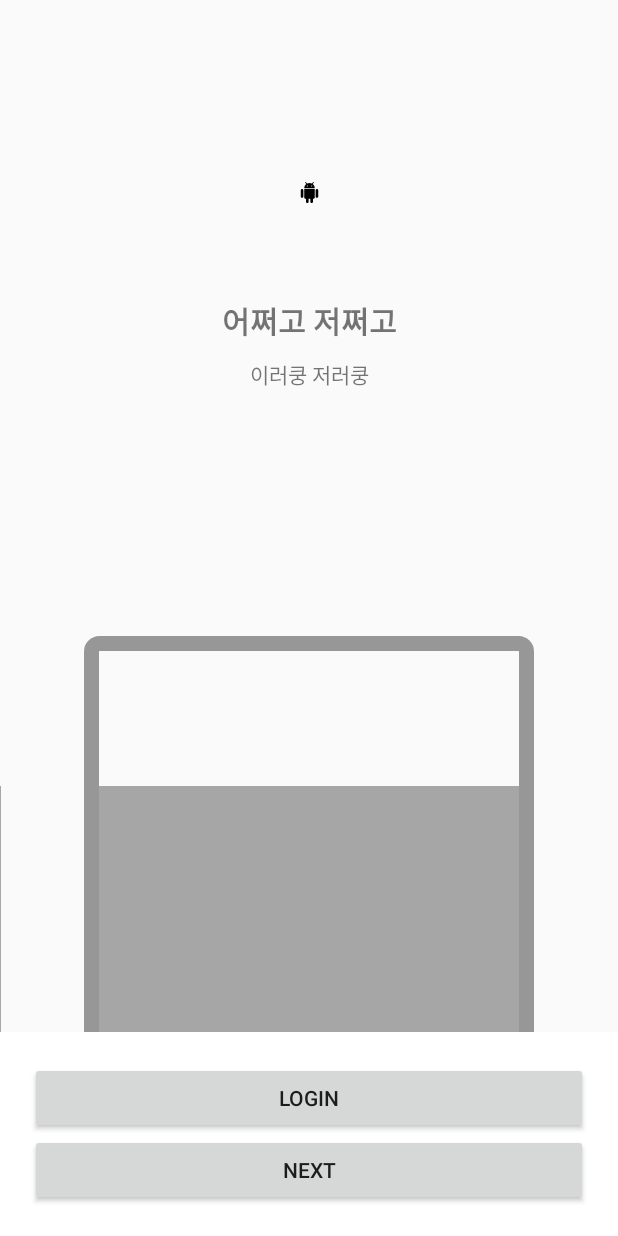
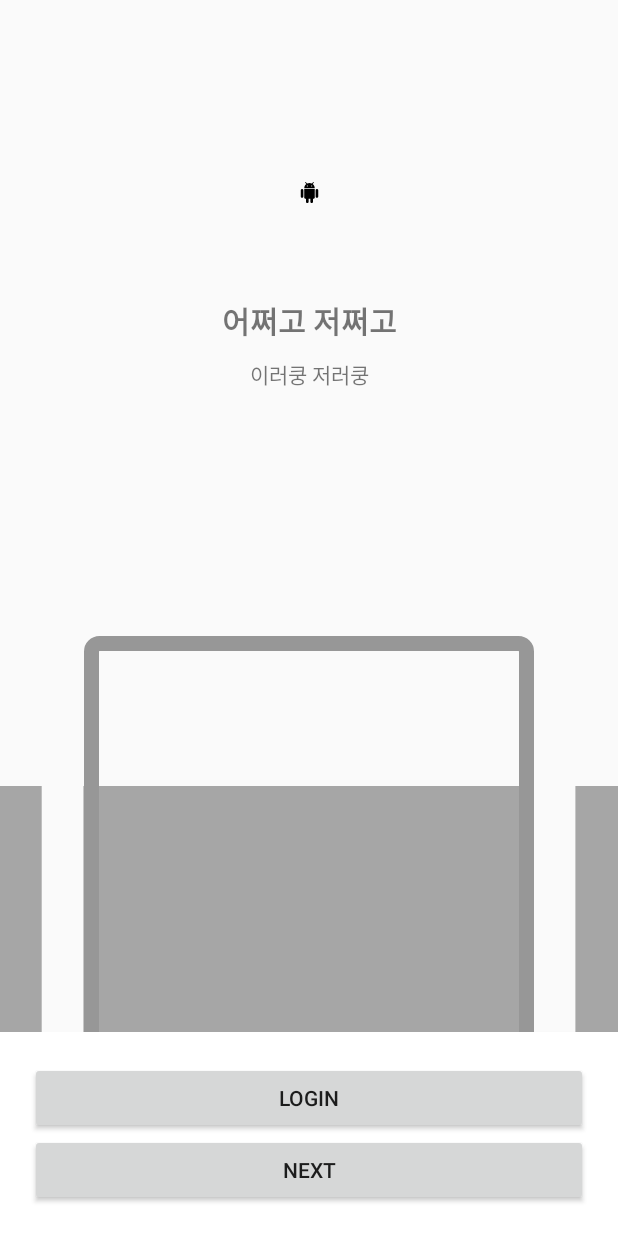
Before and after one commit to aucd29/nvapp, an Android app: the screen it shows after launch (MainActivity), on a phone screen of 412 x 824 dp. Run offline under Robolectric (Android 15) with nearby library versions, the phone set to English and light mode, and no system bars; our stand-ins replace Room's generated code, RxJava, data binding; libraries missing offline, so code that uses them is left out: android.arch.persistence, org.slf4j; 29 statements that could not run were skipped.

Commit message:
- tutorial 0 animation 기능추가

```diff
--- a/app/src/main/java/net/sarangnamu/nvapp/MainActivity.java
+++ b/app/src/main/java/net/sarangnamu/nvapp/MainActivity.java
@@ -1,11 +1,16 @@
 package net.sarangnamu.nvapp;
 
+import android.animation.Animator;
+import android.animation.AnimatorListenerAdapter;
+import android.animation.AnimatorSet;
+import android.animation.ObjectAnimator;
 import android.content.Intent;
 import android.os.Bundle;
 import android.support.annotation.Nullable;
 import android.support.v4.widget.DrawerLayout;
 import android.view.Gravity;
 
+import net.sarangnamu.common.util.DimUtils;
 import net.sarangnamu.common.util.Invoke;
 import net.sarangnamu.common.widget.BaseActivity;
 import net.sarangnamu.libcore.TimeLoger;
@@ -14,6 +19,7 @@ import net.sarangnamu.libtutorial.TutorialFragment;
 import net.sarangnamu.libtutorial.TutorialParams;
 import net.sarangnamu.libtutorial.viewmodel.TutorialViewModel;
 import net.sarangnamu.nvapp.databinding.ActivityMainBinding;
+import net.sarangnamu.nvapp.databinding.Tutorial0Binding;
 import net.sarangnamu.nvapp.view.MainFragment;
 import net.sarangnamu.nvapp.viewmodel.NavigationViewModel;
 import net.sarangnamu.nvapp.model.DataManager;
@@ -185,6 +191,10 @@ public class MainActivity extends BaseActivity<ActivityMainBinding> {
                 }
 
                 Invoke.method(viewDataBinding, "setNvmodel", nvmodel);
+
+                if (viewDataBinding instanceof Tutorial0Binding) {
+                    tutorial0Event((Tutorial0Binding) viewDataBinding);
+                }
             })
             .finishedListener((result, obj) -> ViewManager.get().popBack())
             .build();
@@ -192,4 +202,28 @@ public class MainActivity extends BaseActivity<ActivityMainBinding> {
         ViewManager.get().show(FragmentParams.builder().containerId(R.id.layout_main)
             .fragment(TutorialFragment.class).build());
     }
+
+    private void tutorial0Event(Tutorial0Binding binding) {
+        int screenWidth  = MainApp.screenX;
+        float panelWidth = DimUtils.dpToPixel(MainActivity.this, 300);
+        float margin     = screenWidth - panelWidth;
+        float leftMargin = margin / 2f - DimUtils.dpToPixel(MainActivity.this,
+            NvAppTutorialViewModel.PANEL_MOVE_X);
+        float gap        = (panelWidth + leftMargin) * -1 ;
+        int startDelay   = 3000;
+
+        // [전체크기]
+
+        // 애니메이션 관련 작업
+        ObjectAnimator left   = ObjectAnimator.ofFloat(binding.panelLeft, "translationX", gap + leftMargin);
+        ObjectAnimator center = ObjectAnimator.ofFloat(binding.panelCenter, "translationX", gap);
+        ObjectAnimator right  = ObjectAnimator.ofFloat(binding.panelRight, "translationX", gap - leftMargin);
+        ObjectAnimator right2 = ObjectAnimator.ofFloat(binding.panelRight2, "translationX", gap - leftMargin);
+
+        AnimatorSet set = new AnimatorSet();
+        set.setStartDelay(startDelay);
+        set.setDuration(700);
+        set.playTogether(left, center, right, right2);
+        set.start();
+    }
 }
--- a/app/src/main/java/net/sarangnamu/nvapp/viewmodel/NvAppTutorialViewModel.java
+++ b/app/src/main/java/net/sarangnamu/nvapp/viewmodel/NvAppTutorialViewModel.java
@@ -20,6 +20,8 @@ import org.slf4j.LoggerFactory;
 public class NvAppTutorialViewModel extends AndroidViewModel {
     private static final Logger mLog = LoggerFactory.getLogger(NvAppTutorialViewModel.class);
 
+    public static final float PANEL_MOVE_X = 27.8f;
+
     public ObservableLong logoFade              = new ObservableLong(700);  // 임시 값 (dp 로 변경해야 함)
 
     public ObservableLong titleFade             = new ObservableLong(700);  // 임시 값 (dp 로 변경해야 함)
@@ -27,6 +29,8 @@ public class NvAppTutorialViewModel extends AndroidViewModel {
 
     public ObservableLong phoneFrameFade        = new ObservableLong(700);  // 임시 값 (dp 로 변경해야 함)
     public ObservableFloat phoneFrameTransition = new ObservableFloat(500);  // 임시 값 (dp 로 변경해야 함)
+    public ObservableFloat layoutGap            = new ObservableFloat();
+
 
     public NvAppTutorialViewModel(@NonNull Application application) {
         super(application);
@@ -43,14 +47,14 @@ public class NvAppTutorialViewModel extends AndroidViewModel {
     public static void bindStartCellStartAnimation(View view, long delay) {
         view.setTranslationY(100);
         view.animate().setStartDelay(delay).translationY(0)
-            .translationX(DimUtils.dpToPixel(view.getContext(), 30)).start();
+            .translationX(DimUtils.dpToPixel(view.getContext(), PANEL_MOVE_X)).start();
     }
 
     @BindingAdapter("bindEndCellStartAnimation")
     public static void bindEndCellStartAnimation(View view, long delay) {
         view.setTranslationY(100);
         view.animate().setStartDelay(delay).translationY(0)
-            .translationX(DimUtils.dpToPixel(view.getContext(), -30)).start();
+            .translationX(DimUtils.dpToPixel(view.getContext(), PANEL_MOVE_X * -1)).start();
     }
 
     @BindingAdapter("bindDelayTransitionY")
--- a/app/src/main/res/layout/tutorial_0.xml
+++ b/app/src/main/res/layout/tutorial_0.xml
@@ -60,6 +60,7 @@
 
         <!-- LEFT -->
         <android.support.constraint.ConstraintLayout
+            android:id="@+id/panel_left"
             android:layout_width="300dp"
             android:layout_height="300dp"
             app:layout_constraintEnd_toStartOf="parent"
@@ -69,9 +70,8 @@
             />
 
         <!-- CENTER -->
-
         <View
-            android:id="@+id/scroll_content"
+            android:id="@+id/panel_center"
             android:layout_width="300dp"
             android:layout_height="300dp"
             app:layout_constraintStart_toStartOf="parent"
@@ -84,12 +84,24 @@
 
         <!-- RIGHT -->
         <android.support.constraint.ConstraintLayout
+            android:id="@+id/panel_right"
             android:layout_width="300dp"
             android:layout_height="300dp"
             app:layout_constraintStart_toEndOf="parent"
             app:layout_constraintBottom_toBottomOf="parent"
             android:background="#a6a6a6"
             app:bindEndCellStartAnimation="@{nvmodel.phoneFrameFade}"
+            />
+
+        <!-- RIGHT2 -->
+        <android.support.constraint.ConstraintLayout
+            android:id="@+id/panel_right2"
+            android:layout_width="300dp"
+            android:layout_height="300dp"
+            app:layout_constraintStart_toEndOf="@+id/panel_right"
+            app:layout_constraintBottom_toBottomOf="parent"
+            android:layout_marginStart="27.8dp"
+            android:background="#a6a6a6"
             />
 
         <android.support.constraint.ConstraintLayout
```
